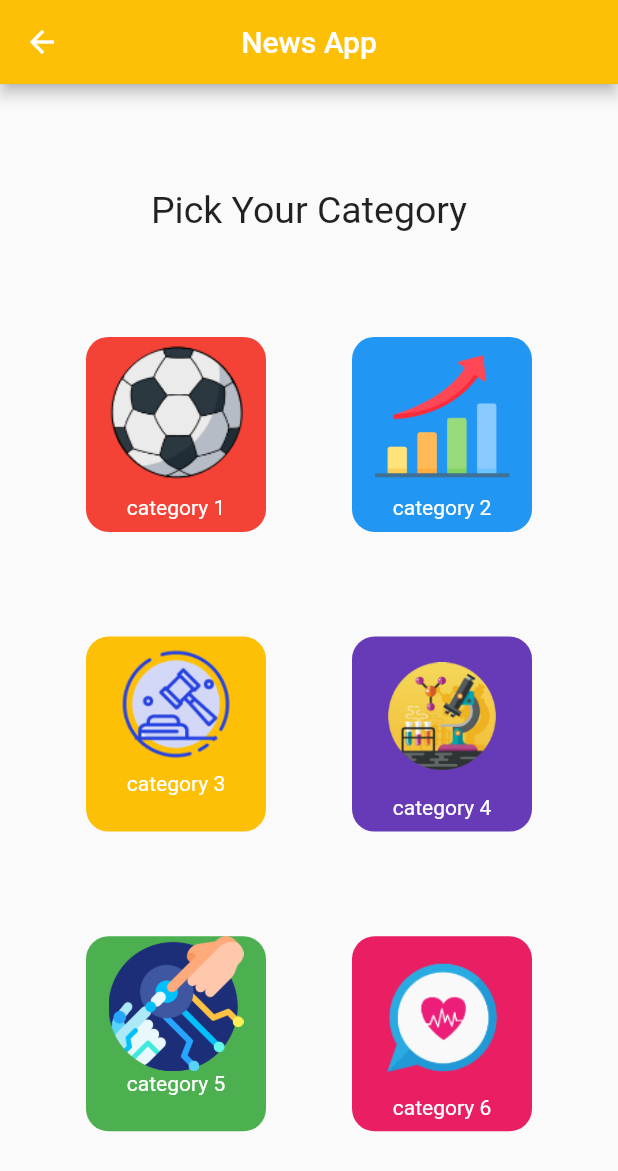
After one commit to Menna2424/session1_180, a Flutter app: the screen it shows after launch, after a tap on "Practice1", on a phone screen of 412 x 824 dp. The commit adds this screen. Shown: the top 1171 px of the screen. Run offline on Flutter 3.47's test engine with Material 2 defaults, Android fonts, the phone set to English and light mode, and no system bars.

Commit message:
practice 1 for session 2

```diff
--- a/lib/homescreen.dart
+++ b/lib/homescreen.dart
@@ -7,6 +7,7 @@ import 'gradient_background.dart';
 import 'circle.dart';
 import 'aalam_masr.dart';
 import 'triangle.dart';
+import 'practice1.dart';
 
 class homescreen extends StatelessWidget {
   const homescreen({super.key});
@@ -94,7 +95,15 @@ class homescreen extends StatelessWidget {
               child: Text("GradientBg"),
             ),
 
-
+            MaterialButton(
+              color: Colors.brown,
+              textColor: Colors.white,
+              onPressed: () {
+                Navigator.of(context)
+                    .push(MaterialPageRoute(builder: (context) => Practice1()));
+              },
+              child: Text("Practice1"),
+            ),
           ],
         ),
       ),
--- a/lib/main.dart
+++ b/lib/main.dart
@@ -10,7 +10,7 @@ class MyApp extends StatelessWidget {
   @override
   Widget build(BuildContext context) {
     return MaterialApp(
-
+debugShowCheckedModeBanner: false,
       home: homescreen(),
 
 
--- /dev/null
+++ b/lib/practice1.dart
@@ -0,0 +1,146 @@
+import 'package:flutter/material.dart';
+
+class Practice1 extends StatelessWidget {
+  const Practice1({super.key});
+
+  @override
+  Widget build(BuildContext context) {
+    return Scaffold(
+
+         appBar: AppBar(
+           title: Text("News App"),
+           centerTitle: true,
+           backgroundColor:Color(0xFFFDC007) ,
+
+         ),
+      body: Column(
+        mainAxisAlignment: MainAxisAlignment.spaceEvenly,
+        children: [
+          Text("Pick Your Category",style: TextStyle(fontSize: 25, )),
+          Row(
+            mainAxisAlignment: MainAxisAlignment.spaceEvenly,
+            children: [
+              Container(
+                height: 130,
+                width: 120,
+                decoration: BoxDecoration(
+                  color: Colors.red,
+                   borderRadius: BorderRadius.circular(15),
+                ),
+                child: Column(
+                  children: [
+                    Image.asset("images/ball.png"),
+                    Text("category 1",style: TextStyle(color: Colors.white)),
+                  ],
+
+                ),
+
+              ),
+              Container(
+                height: 130,
+                width: 120,
+                decoration: BoxDecoration(
+                  color: Colors.blue,
+                  borderRadius: BorderRadius.circular(15),
+                ),
+                child: Column(
+                  mainAxisAlignment: MainAxisAlignment.spaceEvenly,
+                  children: [
+                    Image.asset("images/business.png",width: 90,height: 90,),
+                    Text("category 2",style: TextStyle(color: Colors.white)),
+                  ],
+
+                ),
+
+              ),
+
+            ],
+          ),
+          Row(
+            mainAxisAlignment: MainAxisAlignment.spaceEvenly,
+            children: [
+              Container(
+                height: 130,
+                width: 120,
+                decoration: BoxDecoration(
+                  color: Color(0xFFFDC007),
+                  borderRadius: BorderRadius.circular(15),
+                ),
+                child: Column(
+                  children: [
+                    Image.asset("images/Politics.png",width: 90,height: 90,),
+                    Text("category 3",style: TextStyle(color: Colors.white)),
+                  ],
+
+                ),
+
+              ),
+              Container(
+                height: 130,
+                width: 120,
+                decoration: BoxDecoration(
+                  color: Colors.deepPurple,
+                  borderRadius: BorderRadius.circular(15),
+                ),
+                child: Column(
+                  mainAxisAlignment: MainAxisAlignment.spaceEvenly,
+                  children: [
+                    Image.asset("images/science.png",width: 90,height: 90,),
+                    Text("category 4",style: TextStyle(color: Colors.white)),
+                  ],
+
+                ),
+
+              ),
+
+            ],
+          ),
+          Row(
+            mainAxisAlignment: MainAxisAlignment.spaceEvenly,
+            children: [
+              Container(
+                height: 130,
+                width: 120,
+                decoration: BoxDecoration(
+                  color: Colors.green,
+                  borderRadius: BorderRadius.circular(15),
+                ),
+                child: Column(
+                  children: [
+                    Image.asset("images/technology.png",height: 90,width: 90,),
+                    Text("category 5",style: TextStyle(color: Colors.white)),
+                  ],
+
+                ),
+
+              ),
+              Container(
+                height: 130,
+                width: 120,
+                decoration: BoxDecoration(
+                  color: Colors.pink,
+                  borderRadius: BorderRadius.circular(15),
+                ),
+                child: Column(
+                  mainAxisAlignment: MainAxisAlignment.spaceEvenly,
+                  children: [
+                    Image.asset("images/health.png",width: 90,height: 90,),
+                    Text("category 6",style: TextStyle(color: Colors.white)),
+                  ],
+
+                ),
+
+              ),
+
+            ],
+          ),
+
+
+
+
+        ],
+      ),
+
+    );
+  }
+}
```
Also changed, not shown: images/Politics.png (added), images/ball.png (added), images/business.png (added), images/health.png (added), images/science.png (added), images/technology.png (added).
